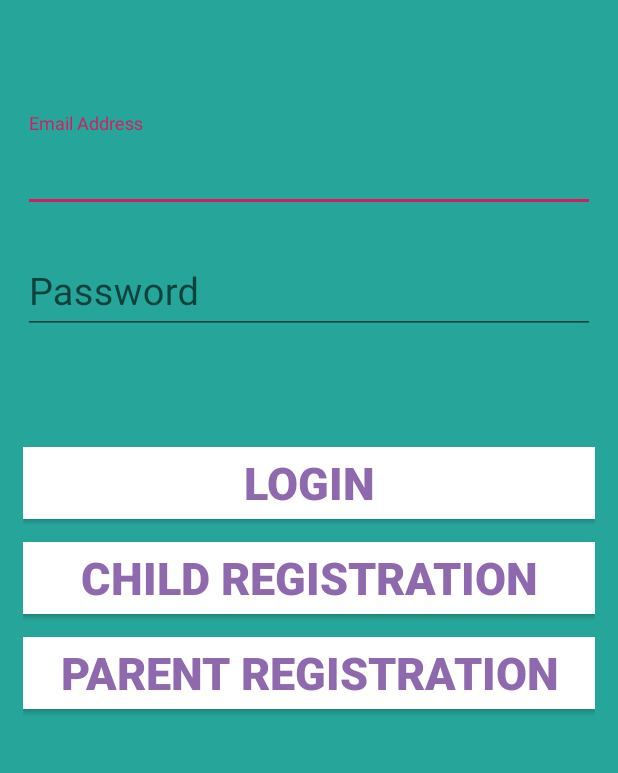
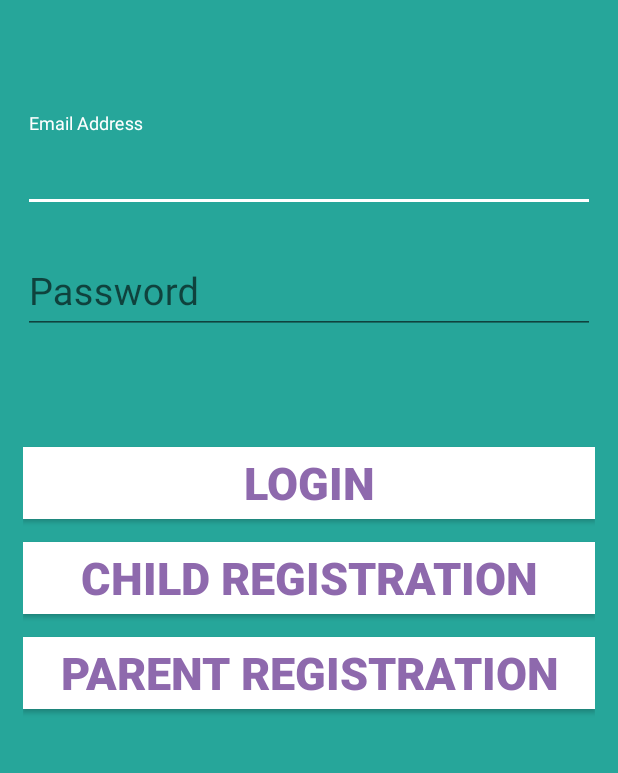
Before and after one commit to ashanettem/QuickMath, an Android app: the parentReg screen opened directly, with no data from a screen before it, after a tap on "REGISTER", on a phone screen of 412 x 824 dp, the part 451-1224 px from its top. Run offline under Robolectric (Android 15) with nearby library versions, the phone set to English and light mode, and no system bars; our stand-ins replace Firebase (no records; nobody signed in at launch, a user with empty details on screens opened directly).

Commit message:
Updated Layouts

```diff
--- a/app/src/main/java/com/example/quickmath/MainActivity.java
+++ b/app/src/main/java/com/example/quickmath/MainActivity.java
@@ -102,7 +102,7 @@ public class MainActivity extends AppCompatActivity {
                                 startActivity(intent);
                                 Toast.makeText(MainActivity.this, "Login Successful", Toast.LENGTH_SHORT).show();
                                 }
-                                else if (currentUser.getRole().equals("Teacher")){
+                                else if (currentUser.getRole().equals("Parent")){
                                     Intent intent = new Intent(view.getContext(), parentDash.class);
                                     intent.putExtra("User" , email);
                                     startActivity(intent);
--- a/app/src/main/java/com/example/quickmath/createGame.java
+++ b/app/src/main/java/com/example/quickmath/createGame.java
@@ -76,6 +76,7 @@ public class createGame extends AppCompatActivity {
             }
             newGame.setState("incomplete");
             newGame.setChild(childEmail.getText().toString());
+            newGame.setScore(0);
             Games.add(newGame);
             Toast.makeText(this, "Game Successfully Created.", Toast.LENGTH_SHORT).show();
         } else if (q10.isChecked()) {
@@ -93,6 +94,7 @@ public class createGame extends AppCompatActivity {
             }
             newGame.setState("incomplete");
             newGame.setChild(childEmail.getText().toString());
+            newGame.setScore(0);
             Games.add(newGame);
             Toast.makeText(this, "Game Successfully Created.", Toast.LENGTH_SHORT).show();
         } else if (q15.isChecked()) {
@@ -110,6 +112,7 @@ public class createGame extends AppCompatActivity {
             }
             newGame.setState("incomplete");
             newGame.setChild(childEmail.getText().toString());
+            newGame.setScore(0);
             Games.add(newGame);
             Toast.makeText(this, "Game Successfully Created.", Toast.LENGTH_SHORT).show();
         } else {
--- a/app/src/main/java/com/example/quickmath/parentReg.java
+++ b/app/src/main/java/com/example/quickmath/parentReg.java
@@ -91,7 +91,7 @@ public class parentReg extends AppCompatActivity {
 
         else {
 
-            User Parent = new Parent( firstName, lastName, email,  password,"Teacher", childE);
+            User Parent = new Parent( firstName, lastName, email,  password,"Parent", childE);
 
             FirebaseFirestore db = FirebaseFirestore.getInstance();
             db.collection("Users").add(Parent);
--- a/app/src/main/res/values/colors.xml
+++ b/app/src/main/res/values/colors.xml
@@ -2,6 +2,6 @@
 <resources>
     <color name="colorPrimary">#008577</color>
     <color name="colorPrimaryDark">#1DD2B9</color>
-    <color name="colorAccent">#D81B60</color>
+    <color name="colorAccent">#FFFFFF</color>
     <color name="background">#7BD389</color>
 </resources>
```
